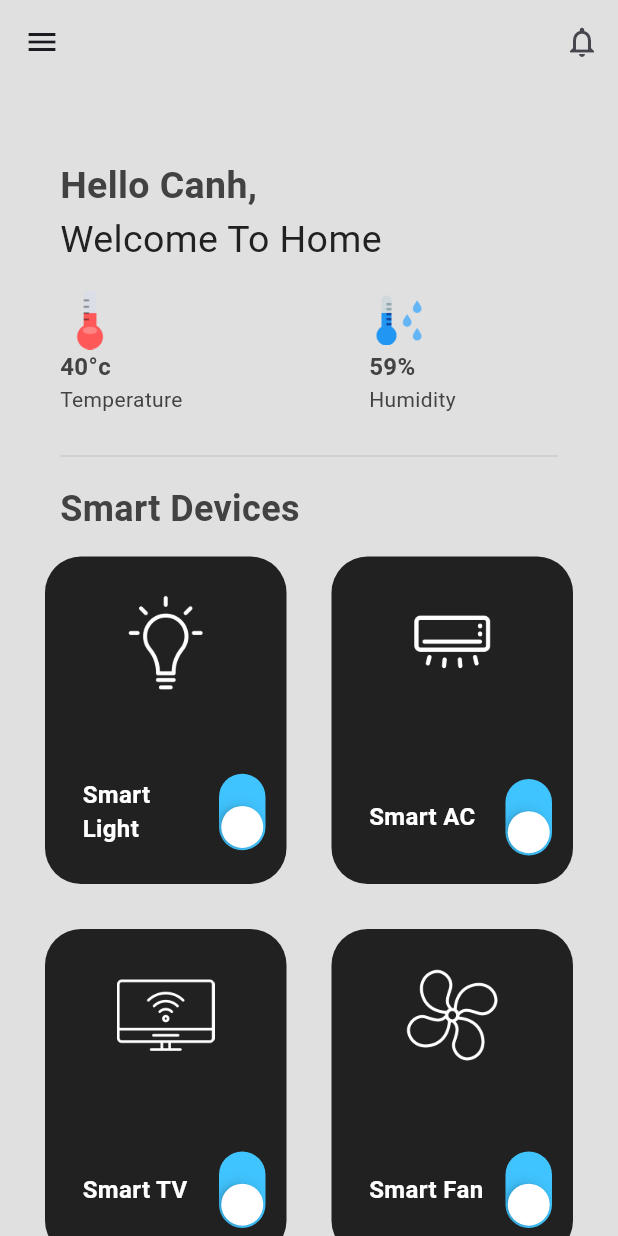
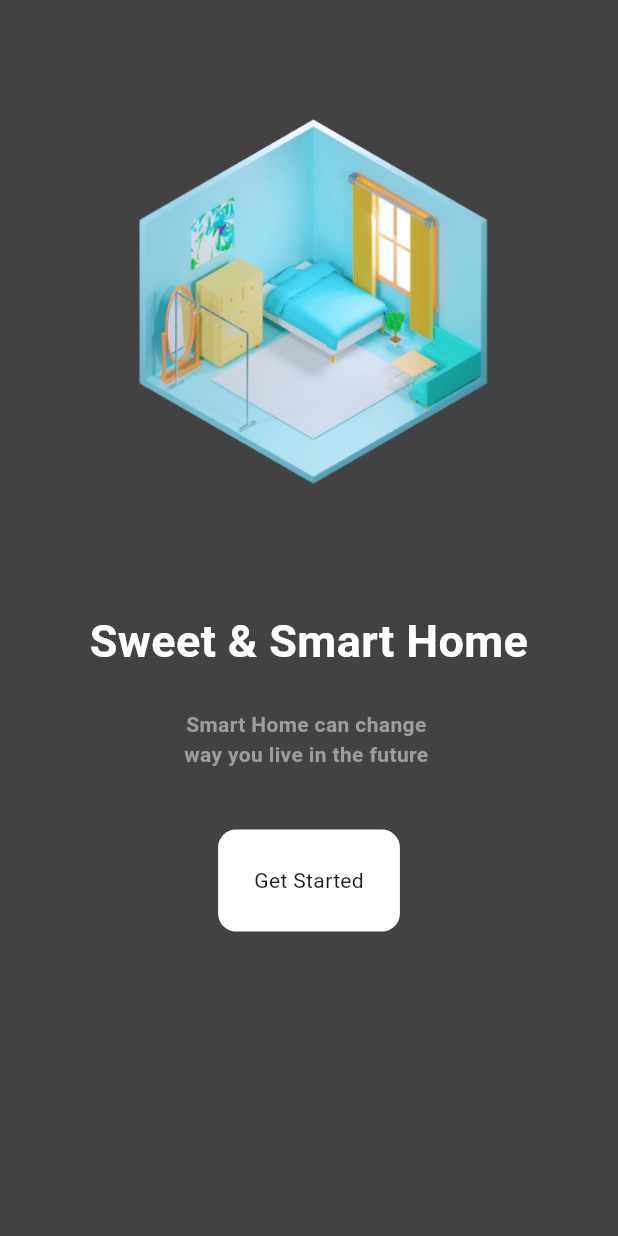
Before and after one commit to thaicanhth/app, a Flutter app: the screen it shows after launch, on a phone screen of 412 x 824 dp. Run offline on Flutter 3.47's test engine with Material 3 defaults, Android fonts, the phone set to English and light mode, and no system bars; Roboto replaces fonts that are missing (Poppins).

Commit message:
first commit

```diff
--- a/lib/main.dart
+++ b/lib/main.dart
@@ -1,4 +1,5 @@
-import 'package:app/pages/home_page.dart';
+
+import 'package:app/pages/next_home.dart';
 import 'package:flutter/material.dart';
 
 
@@ -18,7 +19,7 @@
       theme: ThemeData(
         fontFamily: "Poppins",
       ),
-     home: HomePage(),
+     home: Next_home(),
     );
   }
 }
--- /dev/null
+++ b/lib/pages/next_home.dart
@@ -0,0 +1,70 @@
+import 'package:app/pages/home_page.dart';
+import 'package:flutter/cupertino.dart';
+import 'package:flutter/material.dart';
+
+class Next_home extends StatefulWidget {
+  const Next_home({super.key});
+
+  @override
+  State<Next_home> createState() => _Next_homeState();
+}
+
+class _Next_homeState extends State<Next_home> {
+  @override
+  Widget build(BuildContext context) {
+    return Scaffold(
+      backgroundColor: Colors.grey[800],
+      body: Column(
+        children: [
+          Padding(
+            padding:
+                const EdgeInsets.only(top: 60, right: 60, bottom: 30, left: 60),
+            child: Image.asset(
+              'lib/icons/login.png',
+            ),
+          ),
+          Padding(
+            padding: const EdgeInsets.all(24.0),
+            child: Text(
+              'Sweet & Smart Home',
+              textAlign: TextAlign.center,
+              style: TextStyle(
+                  color: Colors.white,
+                  fontSize: 30,
+                  fontWeight: FontWeight.bold),
+            ),
+          ),
+          Text(
+            'Smart Home can change ',
+            style: TextStyle(
+                fontSize: 14, fontWeight: FontWeight.bold, color: Colors.grey),
+          ),
+          Text(
+            'way you live in the future ',
+            style: TextStyle(
+                fontSize: 14, fontWeight: FontWeight.bold, color: Colors.grey),
+          ),
+          SizedBox(
+            height: 40,
+          ),
+          GestureDetector(
+            onTap: () => Navigator.pushReplacement(context,
+                MaterialPageRoute(builder: (context) {
+              return HomePage();
+            })),
+            child: Container(
+              decoration: BoxDecoration(
+                color: Colors.white,
+                borderRadius: BorderRadius.circular(12),
+              ),
+              padding: EdgeInsets.all(24),
+              child: Text(
+                'Get Started',
+              ),
+            ),
+          ),
+        ],
+      ),
+    );
+  }
+}
--- a/pubspec.yaml
+++ b/pubspec.yaml
@@ -36,6 +36,7 @@ dependencies:
   # Use with the CupertinoIcons class for iOS style icons.
   cupertino_icons: ^1.0.6
   google_fonts: ^6.2.1
+  flutter_spinkit: ^5.1.0
 dev_dependencies:
   flutter_test:
     sdk: flutter
```
Also changed, not shown: lib/icons/login.png (added), pubspec.lock.
